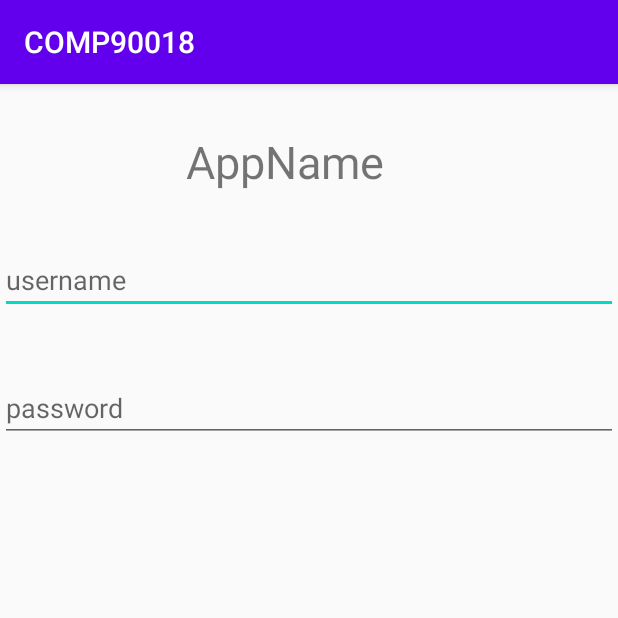
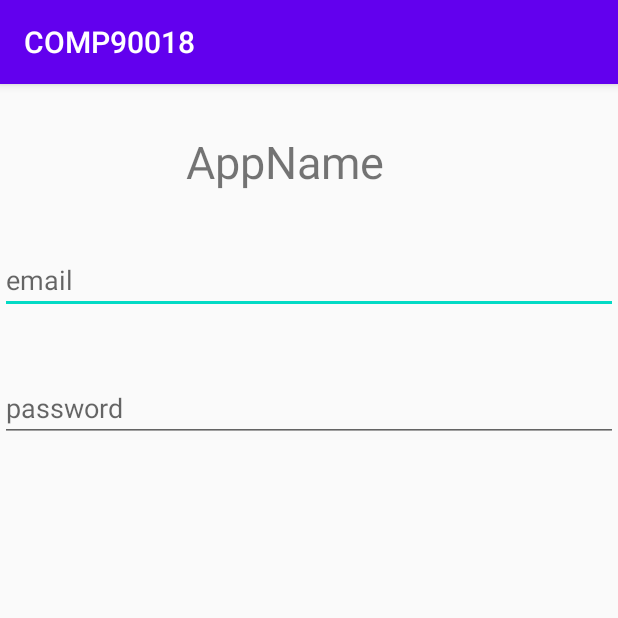
Before and after one commit to pgdog/COMP90018, an Android app: the screen it shows after launch (MainActivity), on a phone screen of 412 x 824 dp, the top half of it. Run offline under Robolectric (Android 15) with nearby library versions, the phone set to English and light mode, and no system bars; our stand-ins replace Firebase (no records; nobody signed in at launch, a user with empty details on screens opened directly).

```diff
--- a/app/src/main/res/layout/activity_main.xml
+++ b/app/src/main/res/layout/activity_main.xml
@@ -12,7 +12,7 @@
         android:layout_height="wrap_content"
         android:layout_marginTop="36dp"
         android:ems="10"
-        android:hint="username"
+        android:hint="email"
         android:inputType="textPersonName"
         app:layout_constraintEnd_toEndOf="parent"
         app:layout_constraintStart_toStartOf="parent"
--- a/build.gradle
+++ b/build.gradle
@@ -5,7 +5,7 @@ buildscript {
         jcenter()
     }
     dependencies {
-        classpath "com.android.tools.build:gradle:4.0.1"
+        classpath 'com.android.tools.build:gradle:4.1.0'
         //firebase dependency
         classpath 'com.google.gms:google-services:4.3.4'
 
```
Also changed, not shown: gradle/wrapper/gradle-wrapper.properties.
